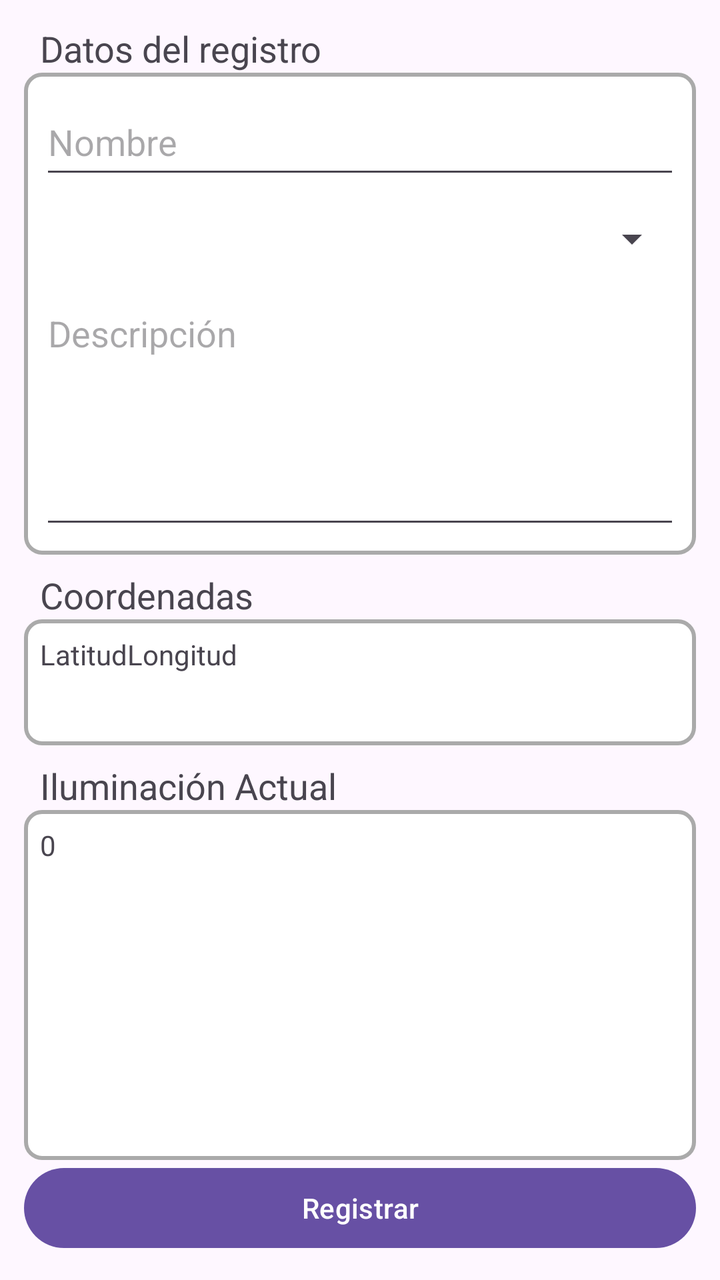
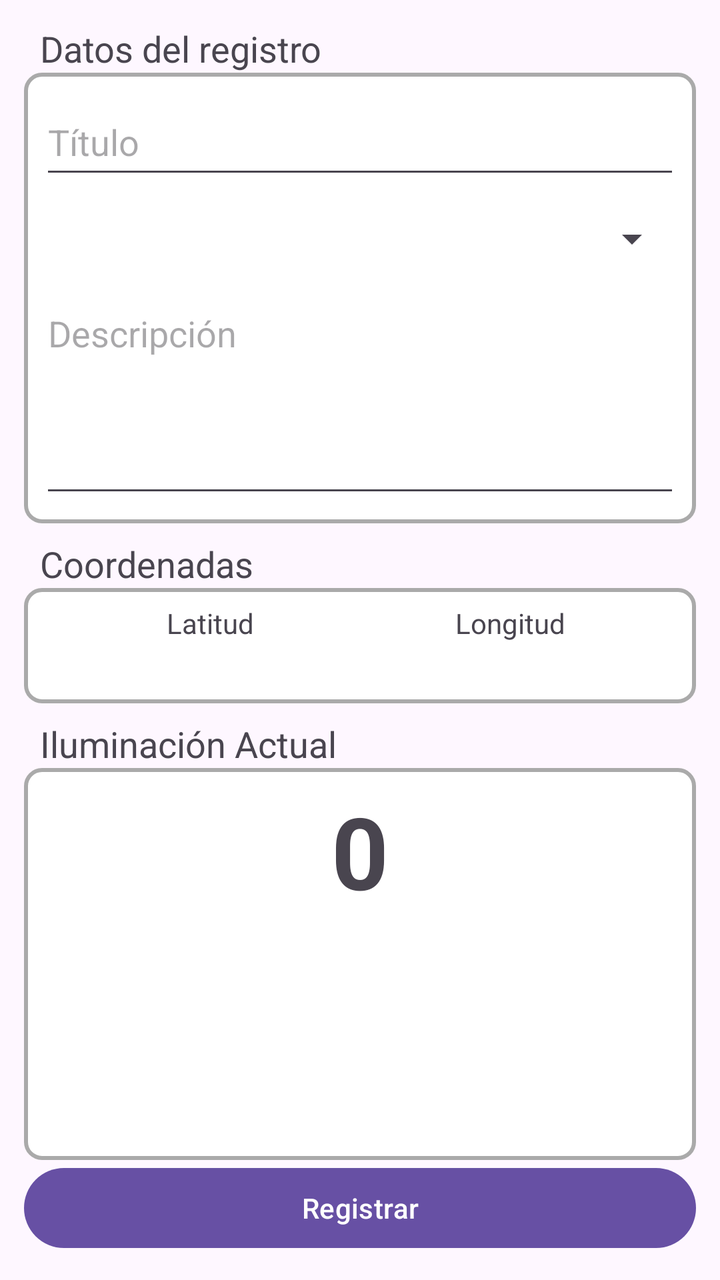

Before-and-after screenshots of an Android layout around one commit, followed by the original layout XML and the change that was made.
<!-- AndroidManifest.xml: application theme Theme.Luxmap -->
<!-- res/layout/activity_registrar.xml -->
<?xml version="1.0" encoding="utf-8"?>
<androidx.constraintlayout.widget.ConstraintLayout xmlns:android="http://schemas.android.com/apk/res/android"
    xmlns:app="http://schemas.android.com/apk/res-auto"
    xmlns:tools="http://schemas.android.com/tools"
    android:id="@+id/main"
    android:layout_width="match_parent"
    android:layout_height="match_parent"
    tools:context=".RegistrarActivity">


    <LinearLayout
        android:layout_width="match_parent"
        android:layout_height="match_parent"
        android:orientation="vertical"
        tools:layout_editor_absoluteX="1dp"
        tools:layout_editor_absoluteY="1dp"
        android:padding="12dp" >

        <TextView
            android:id="@+id/tvFormulario"
            android:layout_width="match_parent"
            android:layout_height="wrap_content"
            android:layout_marginStart="8dp"
            android:text="@string/tv_titulo_formulario"
            android:textSize="18sp" />

        <LinearLayout
            android:layout_width="match_parent"
            android:layout_height="wrap_content"
            android:orientation="vertical"
            android:layout_weight="0.6"
            android:background="@drawable/borde"
            android:padding="8dp" >

            <EditText
                android:id="@+id/etNombre"
                android:layout_width="match_parent"
                android:layout_height="50dp"
                android:ems="10"
                android:inputType="text"
                android:autofillHints="NombreUsuario"
                android:hint="@string/et_nombre"/>

            <LinearLayout
                android:layout_width="match_parent"
                android:layout_height="wrap_content"
                android:orientation="horizontal">

                <Spinner
                    android:id="@+id/spCategoria"
                    android:layout_width="0dp"
                    android:layout_height="50dp"
                    android:layout_weight="1"/>

            </LinearLayout>

            <EditText
                android:id="@+id/ettmDescripcion"
                android:layout_width="match_parent"
                android:layout_height="match_parent"
                android:ems="10"
                android:gravity="start|top"
                android:inputType="textMultiLine"
                android:autofillHints="Sin descripción"
                android:hint="@string/et_descripcion"/>
        </LinearLayout>

        <TextView
            android:id="@+id/tvCoordenadas"
            android:layout_width="match_parent"
            android:layout_height="wrap_content"
            android:layout_marginStart="8dp"
            android:text="@string/tv_titulo_coordenadas"
            android:layout_marginTop="8dp"
            android:textSize="18sp" />

        <LinearLayout
            android:layout_width="match_parent"
            android:layout_height="wrap_content"
            android:orientation="horizontal"
            android:layout_weight="0.2"
            android:background="@drawable/borde"
            android:padding="8dp" >

            <TextView
                android:id="@+id/tvLatitud"
                android:layout_width="wrap_content"
                android:layout_height="wrap_content"
                android:textAlignment="center"
                android:text="@string/tv_latitud" />

            <TextView
                android:id="@+id/tvLongitud"
                android:layout_width="wrap_content"
                android:layout_height="wrap_content"
                android:textAlignment="center"
                android:text="@string/tv_longitud" />

        </LinearLayout>

        <TextView
            android:id="@+id/tvLumetria"
            android:layout_width="match_parent"
            android:layout_height="wrap_content"
            android:layout_marginStart="8dp"
            android:text="@string/tv_titulo_lux"
            android:layout_marginTop="8dp"
            android:textSize="18sp" />

        <LinearLayout
            android:layout_width="match_parent"
            android:layout_height="wrap_content"
            android:orientation="horizontal"
            android:layout_weight="1"
            android:background="@drawable/borde"
            android:padding="8dp" >

            <TextView
                android:id="@+id/tvLux"
                android:layout_width="wrap_content"
                android:layout_height="wrap_content"
                android:textAlignment="center"
                android:text="@string/placeholder_numero" />

        </LinearLayout>

        <LinearLayout
            android:layout_width="match_parent"
            android:layout_height="wrap_content"
            android:orientation="vertical"
            android:layout_weight="0">

            <Button
                android:id="@+id/btnRegistrar"
                android:layout_width="match_parent"
                android:layout_height="wrap_content"
                android:text="@string/btn_registrar" />
        </LinearLayout>

    </LinearLayout>

</androidx.constraintlayout.widget.ConstraintLayout>
<!-- resources referenced by this layout -->
<resources>
  <!-- drawable borde (drawable) -->
  <?xml version="1.0" encoding="utf-8"?>
  <shape xmlns:android="http://schemas.android.com/apk/res/android"
      android:shape="rectangle" >
      <solid android:color="#FFFFFF" />
      <stroke
          android:width="2dp"
          android:color="#AAAAAA" />
      <corners android:radius="8dp" />
  </shape>
  <string name="btn_registrar" translatable="false">Registrar</string>
  <string name="et_descripcion" translatable="false">Descripción</string>
  <string name="et_nombre" translatable="false">Nombre</string>
  <string name="placeholder_numero" translatable="false">0</string>
  <string name="tv_latitud" translatable="false">Latitud</string>
  <string name="tv_longitud" translatable="false">Longitud</string>
  <string name="tv_titulo_coordenadas" translatable="false">Coordenadas</string>
  <string name="tv_titulo_formulario" translatable="false">Datos del registro</string>
  <string name="tv_titulo_lux" translatable="false">Iluminación Actual</string>
  <style name="Theme.Luxmap" parent="Base.Theme.Luxmap" />
  <style name="Base.Theme.Luxmap" parent="Theme.Material3.DayNight.NoActionBar">
          
          
      </style>
</resources>

<!-- the commit's change to res/layout/activity_registrar.xml (unified diff, before → after) -->
@@ -39,7 +39,7 @@
                 android:ems="10"
                 android:inputType="text"
                 android:autofillHints="NombreUsuario"
-                android:hint="@string/et_nombre"/>
+                android:hint="@string/et_titulo_regisro"/>
 
             <LinearLayout
                 android:layout_width="match_parent"
@@ -80,18 +80,19 @@
             android:orientation="horizontal"
             android:layout_weight="0.2"
             android:background="@drawable/borde"
+            android:gravity="center_horizontal"
             android:padding="8dp" >
 
             <TextView
                 android:id="@+id/tvLatitud"
-                android:layout_width="wrap_content"
+                android:layout_width="150dp"
                 android:layout_height="wrap_content"
                 android:textAlignment="center"
                 android:text="@string/tv_latitud" />
 
             <TextView
                 android:id="@+id/tvLongitud"
-                android:layout_width="wrap_content"
+                android:layout_width="150dp"
                 android:layout_height="wrap_content"
                 android:textAlignment="center"
                 android:text="@string/tv_longitud" />
@@ -117,9 +118,11 @@
 
             <TextView
                 android:id="@+id/tvLux"
-                android:layout_width="wrap_content"
+                android:layout_width="match_parent"
                 android:layout_height="wrap_content"
                 android:textAlignment="center"
+                android:textStyle="bold"
+                android:textSize="50sp"
                 android:text="@string/placeholder_numero" />
 
         </LinearLayout>
<!-- resource entries referenced after the edit -->
@@ -12,7 +12,7 @@
   </shape>
   <string name="btn_registrar" translatable="false">Registrar</string>
   <string name="et_descripcion" translatable="false">Descripción</string>
-  <string name="et_nombre" translatable="false">Nombre</string>
+  <string name="et_titulo_regisro" translatable="false">Título</string>
   <string name="placeholder_numero" translatable="false">0</string>
   <string name="tv_latitud" translatable="false">Latitud</string>
   <string name="tv_longitud" translatable="false">Longitud</string>
